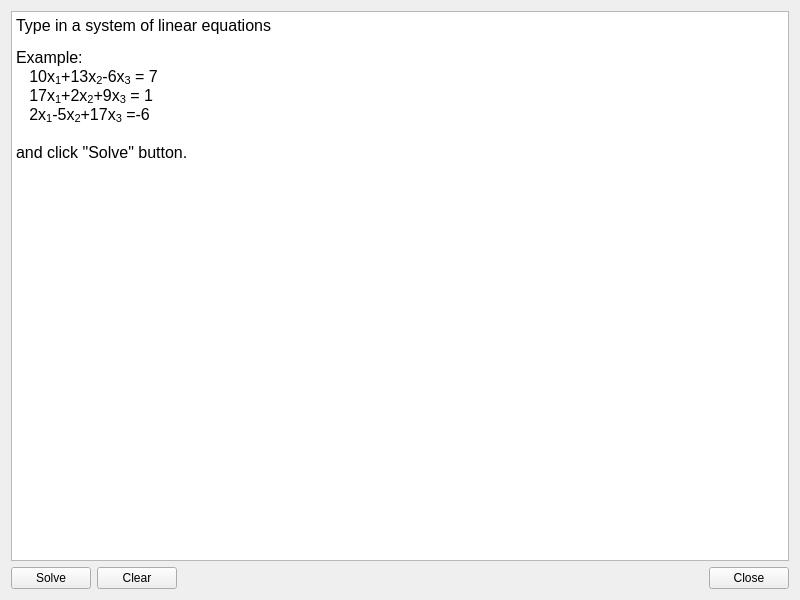
Old version of the form gui.ui in the repository geiger0489/SLEsolver.
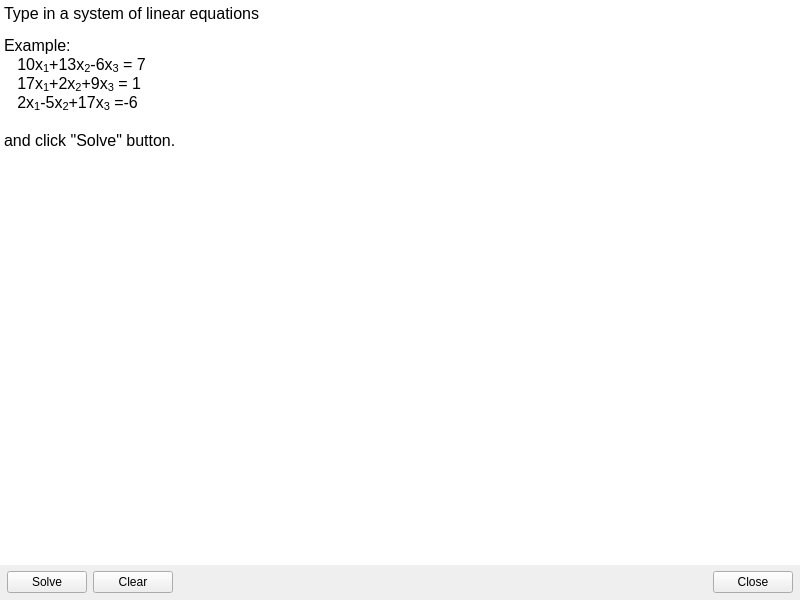
New version of the form.

```diff
--- a/gui.ui
+++ b/gui.ui
@@ -14,65 +14,118 @@
    <string>SLEsolver</string>
   </property>
   <layout class="QGridLayout" name="gridLayout_2">
+   <property name="leftMargin">
+    <number>0</number>
+   </property>
+   <property name="topMargin">
+    <number>0</number>
+   </property>
+   <property name="rightMargin">
+    <number>0</number>
+   </property>
+   <property name="bottomMargin">
+    <number>7</number>
+   </property>
    <item row="0" column="0">
     <widget class="QTextEdit" name="textEdit">
      <property name="font">
       <font>
-       <family>MS Sans Serif</family>
+       <pointsize>12</pointsize>
       </font>
      </property>
+     <property name="frameShape">
+      <enum>QFrame::NoFrame</enum>
+     </property>
+     <property name="frameShadow">
+      <enum>QFrame::Plain</enum>
+     </property>
      <property name="html">
       <string>&lt;!DOCTYPE HTML PUBLIC &quot;-//W3C//DTD HTML 4.0//EN&quot; &quot;http://www.w3.org/TR/REC-html40/strict.dtd&quot;&gt;
 &lt;html&gt;&lt;head&gt;&lt;meta name=&quot;qrichtext&quot; content=&quot;1&quot; /&gt;&lt;style type=&quot;text/css&quot;&gt;
 p, li { white-space: pre-wrap; }
-&lt;/style&gt;&lt;/head&gt;&lt;body style=&quot; font-family:'MS Sans Serif'; font-size:7.5pt; font-weight:400; font-style:normal;&quot;&gt;
-&lt;p style=&quot; margin-top:0px; margin-bottom:0px; margin-left:0px; margin-right:0px; -qt-block-indent:0; text-indent:0px;&quot;&gt;&lt;span style=&quot; font-family:'MS Shell Dlg 2'; font-size:12pt; color:#000000;&quot;&gt;Type in a system of linear equations&lt;/span&gt;&lt;/p&gt;
-&lt;p style=&quot;-qt-paragraph-type:empty; margin-top:0px; margin-bottom:0px; margin-left:0px; margin-right:0px; -qt-block-indent:0; text-indent:0px; font-family:'MS Shell Dlg 2'; font-size:8pt;&quot;&gt;&lt;br /&gt;&lt;/p&gt;
-&lt;p style=&quot; margin-top:0px; margin-bottom:0px; margin-left:0px; margin-right:0px; -qt-block-indent:0; text-indent:0px;&quot;&gt;&lt;span style=&quot; font-family:'MS Shell Dlg 2'; font-size:12pt; color:#000000;&quot;&gt;Example:&lt;/span&gt;&lt;/p&gt;
-&lt;p style=&quot; margin-top:0px; margin-bottom:0px; margin-left:0px; margin-right:0px; -qt-block-indent:0; text-indent:0px;&quot;&gt;&lt;span style=&quot; font-family:'MS Shell Dlg 2'; font-size:12pt; color:#000000;&quot;&gt;   10x&lt;/span&gt;&lt;span style=&quot; font-family:'MS Shell Dlg 2'; font-size:12pt; color:#000000; vertical-align:sub;&quot;&gt;1&lt;/span&gt;&lt;span style=&quot; font-family:'MS Shell Dlg 2'; font-size:12pt; color:#000000;&quot;&gt;+13x&lt;/span&gt;&lt;span style=&quot; font-family:'MS Shell Dlg 2'; font-size:12pt; color:#000000; vertical-align:sub;&quot;&gt;2&lt;/span&gt;&lt;span style=&quot; font-family:'MS Shell Dlg 2'; font-size:12pt; color:#000000;&quot;&gt;-6x&lt;/span&gt;&lt;span style=&quot; font-family:'MS Shell Dlg 2'; font-size:12pt; color:#000000; vertical-align:sub;&quot;&gt;3&lt;/span&gt;&lt;span style=&quot; font-family:'MS Shell Dlg 2'; font-size:12pt; color:#000000;&quot;&gt; = 7&lt;/span&gt;&lt;/p&gt;
-&lt;p style=&quot; margin-top:0px; margin-bottom:0px; margin-left:0px; margin-right:0px; -qt-block-indent:0; text-indent:0px;&quot;&gt;&lt;span style=&quot; font-family:'MS Shell Dlg 2'; font-size:12pt; color:#000000;&quot;&gt;   17x&lt;/span&gt;&lt;span style=&quot; font-family:'MS Shell Dlg 2'; font-size:12pt; color:#000000; vertical-align:sub;&quot;&gt;1&lt;/span&gt;&lt;span style=&quot; font-family:'MS Shell Dlg 2'; font-size:12pt; color:#000000;&quot;&gt;+2x&lt;/span&gt;&lt;span style=&quot; font-family:'MS Shell Dlg 2'; font-size:12pt; color:#000000; vertical-align:sub;&quot;&gt;2&lt;/span&gt;&lt;span style=&quot; font-family:'MS Shell Dlg 2'; font-size:12pt; color:#000000;&quot;&gt;+9x&lt;/span&gt;&lt;span style=&quot; font-family:'MS Shell Dlg 2'; font-size:12pt; color:#000000; vertical-align:sub;&quot;&gt;3&lt;/span&gt;&lt;span style=&quot; font-family:'MS Shell Dlg 2'; font-size:12pt; color:#000000;&quot;&gt; = 1&lt;/span&gt;&lt;/p&gt;
-&lt;p style=&quot; margin-top:0px; margin-bottom:0px; margin-left:0px; margin-right:0px; -qt-block-indent:0; text-indent:0px;&quot;&gt;&lt;span style=&quot; font-family:'MS Shell Dlg 2'; font-size:12pt; color:#000000;&quot;&gt;   2x&lt;/span&gt;&lt;span style=&quot; font-family:'MS Shell Dlg 2'; font-size:12pt; color:#000000; vertical-align:sub;&quot;&gt;1&lt;/span&gt;&lt;span style=&quot; font-family:'MS Shell Dlg 2'; font-size:12pt; color:#000000;&quot;&gt;-5x&lt;/span&gt;&lt;span style=&quot; font-family:'MS Shell Dlg 2'; font-size:12pt; color:#000000; vertical-align:sub;&quot;&gt;2&lt;/span&gt;&lt;span style=&quot; font-family:'MS Shell Dlg 2'; font-size:12pt; color:#000000;&quot;&gt;+17x&lt;/span&gt;&lt;span style=&quot; font-family:'MS Shell Dlg 2'; font-size:12pt; color:#000000; vertical-align:sub;&quot;&gt;3&lt;/span&gt;&lt;span style=&quot; font-family:'MS Shell Dlg 2'; font-size:12pt; color:#000000;&quot;&gt; =-6&lt;/span&gt;&lt;/p&gt;
-&lt;p style=&quot;-qt-paragraph-type:empty; margin-top:0px; margin-bottom:0px; margin-left:0px; margin-right:0px; -qt-block-indent:0; text-indent:0px; font-family:'MS Shell Dlg 2'; font-size:12pt; color:#000000;&quot;&gt;&lt;br /&gt;&lt;/p&gt;
-&lt;p style=&quot; margin-top:0px; margin-bottom:0px; margin-left:0px; margin-right:0px; -qt-block-indent:0; text-indent:0px;&quot;&gt;&lt;span style=&quot; font-family:'MS Shell Dlg 2'; font-size:12pt; color:#000000;&quot;&gt;and click &amp;quot;Solve&amp;quot; button.&lt;/span&gt;&lt;/p&gt;&lt;/body&gt;&lt;/html&gt;</string>
+&lt;/style&gt;&lt;/head&gt;&lt;body style=&quot; font-family:'MS Shell Dlg 2'; font-size:12pt; font-weight:400; font-style:normal;&quot;&gt;
+&lt;p style=&quot; margin-top:0px; margin-bottom:0px; margin-left:0px; margin-right:0px; -qt-block-indent:0; text-indent:0px;&quot;&gt;&lt;span style=&quot; color:#000000;&quot;&gt;Type in a system of linear equations&lt;/span&gt;&lt;/p&gt;
+&lt;p style=&quot;-qt-paragraph-type:empty; margin-top:0px; margin-bottom:0px; margin-left:0px; margin-right:0px; -qt-block-indent:0; text-indent:0px; font-size:8pt;&quot;&gt;&lt;br /&gt;&lt;/p&gt;
+&lt;p style=&quot; margin-top:0px; margin-bottom:0px; margin-left:0px; margin-right:0px; -qt-block-indent:0; text-indent:0px;&quot;&gt;&lt;span style=&quot; color:#000000;&quot;&gt;Example:&lt;/span&gt;&lt;/p&gt;
+&lt;p style=&quot; margin-top:0px; margin-bottom:0px; margin-left:0px; margin-right:0px; -qt-block-indent:0; text-indent:0px;&quot;&gt;&lt;span style=&quot; color:#000000;&quot;&gt;   10x&lt;/span&gt;&lt;span style=&quot; color:#000000; vertical-align:sub;&quot;&gt;1&lt;/span&gt;&lt;span style=&quot; color:#000000;&quot;&gt;+13x&lt;/span&gt;&lt;span style=&quot; color:#000000; vertical-align:sub;&quot;&gt;2&lt;/span&gt;&lt;span style=&quot; color:#000000;&quot;&gt;-6x&lt;/span&gt;&lt;span style=&quot; color:#000000; vertical-align:sub;&quot;&gt;3&lt;/span&gt;&lt;span style=&quot; color:#000000;&quot;&gt; = 7&lt;/span&gt;&lt;/p&gt;
+&lt;p style=&quot; margin-top:0px; margin-bottom:0px; margin-left:0px; margin-right:0px; -qt-block-indent:0; text-indent:0px;&quot;&gt;&lt;span style=&quot; color:#000000;&quot;&gt;   17x&lt;/span&gt;&lt;span style=&quot; color:#000000; vertical-align:sub;&quot;&gt;1&lt;/span&gt;&lt;span style=&quot; color:#000000;&quot;&gt;+2x&lt;/span&gt;&lt;span style=&quot; color:#000000; vertical-align:sub;&quot;&gt;2&lt;/span&gt;&lt;span style=&quot; color:#000000;&quot;&gt;+9x&lt;/span&gt;&lt;span style=&quot; color:#000000; vertical-align:sub;&quot;&gt;3&lt;/span&gt;&lt;span style=&quot; color:#000000;&quot;&gt; = 1&lt;/span&gt;&lt;/p&gt;
+&lt;p style=&quot; margin-top:0px; margin-bottom:0px; margin-left:0px; margin-right:0px; -qt-block-indent:0; text-indent:0px;&quot;&gt;&lt;span style=&quot; color:#000000;&quot;&gt;   2x&lt;/span&gt;&lt;span style=&quot; color:#000000; vertical-align:sub;&quot;&gt;1&lt;/span&gt;&lt;span style=&quot; color:#000000;&quot;&gt;-5x&lt;/span&gt;&lt;span style=&quot; color:#000000; vertical-align:sub;&quot;&gt;2&lt;/span&gt;&lt;span style=&quot; color:#000000;&quot;&gt;+17x&lt;/span&gt;&lt;span style=&quot; color:#000000; vertical-align:sub;&quot;&gt;3&lt;/span&gt;&lt;span style=&quot; color:#000000;&quot;&gt; =-6&lt;/span&gt;&lt;/p&gt;
+&lt;p style=&quot;-qt-paragraph-type:empty; margin-top:0px; margin-bottom:0px; margin-left:0px; margin-right:0px; -qt-block-indent:0; text-indent:0px; color:#000000;&quot;&gt;&lt;br /&gt;&lt;/p&gt;
+&lt;p style=&quot; margin-top:0px; margin-bottom:0px; margin-left:0px; margin-right:0px; -qt-block-indent:0; text-indent:0px;&quot;&gt;&lt;span style=&quot; color:#000000;&quot;&gt;and click &amp;quot;Solve&amp;quot; button.&lt;/span&gt;&lt;/p&gt;&lt;/body&gt;&lt;/html&gt;</string>
+     </property>
+     <property name="acceptRichText">
+      <bool>false</bool>
      </property>
     </widget>
    </item>
    <item row="1" column="0">
     <layout class="QGridLayout" name="buttonGrid">
-     <item row="0" column="0">
+     <item row="0" column="3">
+      <spacer name="horizontalSpacer">
+       <property name="orientation">
+        <enum>Qt::Horizontal</enum>
+       </property>
+       <property name="sizeHint" stdset="0">
+        <size>
+         <width>40</width>
+         <height>20</height>
+        </size>
+       </property>
+      </spacer>
+     </item>
+     <item row="0" column="1">
       <widget class="QPushButton" name="solveButton">
        <property name="text">
         <string>Solve</string>
        </property>
       </widget>
      </item>
-     <item row="0" column="1">
+     <item row="0" column="2">
       <widget class="QPushButton" name="clearButton">
        <property name="text">
         <string>Clear</string>
        </property>
       </widget>
      </item>
-     <item row="0" column="2">
-      <spacer name="horizontalSpacer">
-       <property name="orientation">
-        <enum>Qt::Horizontal</enum>
-       </property>
-       <property name="sizeHint" stdset="0">
-        <size>
-         <width>40</width>
-         <height>20</height>
-        </size>
-       </property>
-      </spacer>
-     </item>
-     <item row="0" column="3">
+     <item row="0" column="4">
       <widget class="QPushButton" name="closeButton">
        <property name="text">
         <string>Close</string>
        </property>
       </widget>
      </item>
+     <item row="0" column="0">
+      <spacer name="horizontalSpacer_2">
+       <property name="orientation">
+        <enum>Qt::Horizontal</enum>
+       </property>
+       <property name="sizeType">
+        <enum>QSizePolicy::Fixed</enum>
+       </property>
+       <property name="sizeHint" stdset="0">
+        <size>
+         <width>7</width>
+         <height>20</height>
+        </size>
+       </property>
+      </spacer>
+     </item>
+     <item row="0" column="5">
+      <spacer name="horizontalSpacer_3">
+       <property name="orientation">
+        <enum>Qt::Horizontal</enum>
+       </property>
+       <property name="sizeType">
+        <enum>QSizePolicy::Fixed</enum>
+       </property>
+       <property name="sizeHint" stdset="0">
+        <size>
+         <width>7</width>
+         <height>20</height>
+        </size>
+       </property>
+      </spacer>
+     </item>
     </layout>
    </item>
   </layout>
```
